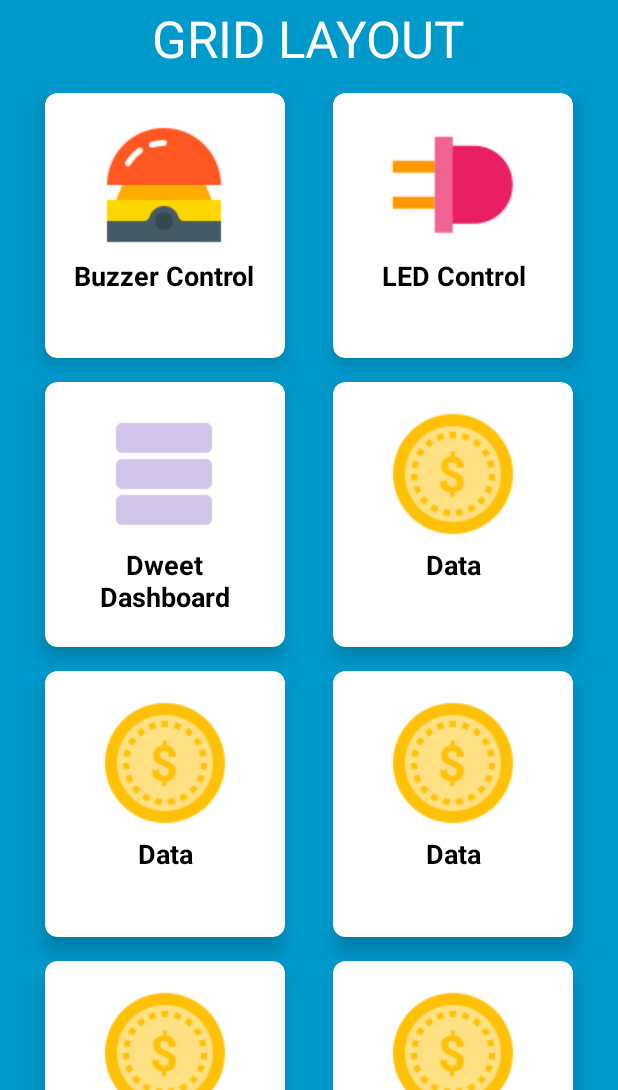
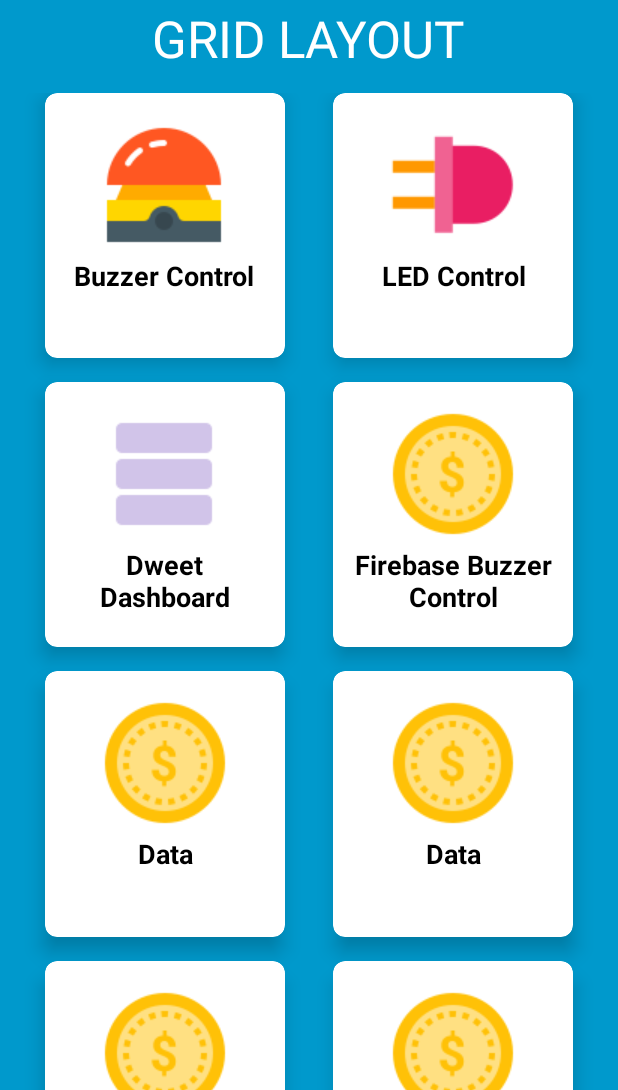
Before and after one commit to VladVasiljev/MyPiControl, an Android app: the screen it shows after launch (MainActivity), on a phone screen of 412 x 824 dp, the part 146-1236 px from its top. Run offline under Robolectric (Android 15) with nearby library versions, the phone set to English and light mode, and no system bars.

Commit message:
Added firebase and support for controlling buzzer through firebase

```diff
--- a/app/build.gradle
+++ b/app/build.gradle
@@ -1,4 +1,5 @@
 apply plugin: 'com.android.application'
+apply plugin: 'com.google.gms.google-services'
 
 android {
     compileSdkVersion 28
@@ -22,6 +23,7 @@ dependencies {
     implementation fileTree(dir: 'libs', include: ['*.jar'])
     implementation 'com.android.support:appcompat-v7:28.0.0'
     implementation 'com.android.support.constraint:constraint-layout:1.1.3'
+    implementation 'com.google.firebase:firebase-database:16.0.1'
     testImplementation 'junit:junit:4.12'
     androidTestImplementation 'com.android.support.test:runner:1.0.2'
     androidTestImplementation 'com.android.support.test.espresso:espresso-core:3.0.2'
@@ -29,4 +31,7 @@ dependencies {
     implementation 'com.android.support:appcompat-v7:28.0.0'
     implementation 'com.android.support:design:28.0.0'
     implementation 'com.android.volley:volley:1.1.0'
+    implementation 'com.google.firebase:firebase-core:16.0.1'
 }
+
+apply plugin: 'com.google.gms.google-services'
--- a/app/src/main/AndroidManifest.xml
+++ b/app/src/main/AndroidManifest.xml
@@ -11,7 +11,8 @@
         android:roundIcon="@mipmap/ic_launcher_round"
         android:supportsRtl="true"
         android:theme="@style/AppTheme">
-        <activity android:name=".dweetData"></activity>
+        <activity android:name=".FirebaseBuzzerControl"></activity>
+        <activity android:name=".dweetData" />
         <activity android:name=".LEDControl" />
         <activity android:name=".buzzerControl" />
         <activity android:name=".MainActivity">
--- a/app/src/main/java/com/example/mypicontrol/MainActivity.java
+++ b/app/src/main/java/com/example/mypicontrol/MainActivity.java
@@ -15,7 +15,8 @@ public class MainActivity extends AppCompatActivity {
 
         goToBuzzer();
         goToLEDLight();
-        gotoDweetData();
+        goToDweetData();
+        gotToFirebaseBuzzerControl();
     }
 
     private void goToBuzzer() {//Method that brings us to Computer stat screen
@@ -43,7 +44,7 @@ public class MainActivity extends AppCompatActivity {
         });
     }
 
-    private void gotoDweetData() {//Method that brings us to Computer stat screen
+    private void goToDweetData() {//Method that brings us to Computer stat screen
         CardView dweetData = findViewById(R.id.dweetData);//computerStat equals computerStatCardView
         dweetData.setOnClickListener(new View.OnClickListener() {//Creating a click listenerBuzzer
             @Override
@@ -55,4 +56,17 @@ public class MainActivity extends AppCompatActivity {
             }
         });
     }
+
+    private void gotToFirebaseBuzzerControl() {//Method that brings us to Computer stat screen
+        CardView firebasebuzzerControl = findViewById(R.id.firebaseBuzzerControl);//computerStat equals computerStatCardView
+        firebasebuzzerControl.setOnClickListener(new View.OnClickListener() {//Creating a click listenerBuzzer
+            @Override
+            public void onClick(View view) {
+                Intent intent = new Intent(MainActivity.this, FirebaseBuzzerControl.class);
+                intent.putExtra("info", "This is activity from card item index  ");
+                startActivity(intent);
+
+            }
+        });
+    }
 }
--- a/app/src/main/res/layout/activity_main.xml
+++ b/app/src/main/res/layout/activity_main.xml
@@ -184,6 +184,7 @@
 
             <!-- Column 2 -->
             <android.support.v7.widget.CardView
+                android:id="@+id/firebaseBuzzerControl"
                 android:layout_width="0dp"
                 android:layout_height="0dp"
                 android:layout_rowWeight="1"
@@ -195,7 +196,7 @@
                 app:cardElevation="8dp">
 
                 <LinearLayout
-                    android:layout_width="wrap_content"
+                    android:layout_width="132dp"
                     android:layout_height="150dp"
                     android:layout_gravity="center_horizontal|center_vertical"
                     android:layout_margin="16dp"
@@ -210,7 +211,7 @@
                     <TextView
                         android:layout_width="match_parent"
                         android:layout_height="wrap_content"
-                        android:text="Data Dashboard"
+                        android:text="Firebase Buzzer Control"
                         android:textAlignment="center"
                         android:textColor="@android:color/black"
                         android:textSize="18sp"
--- a/build.gradle
+++ b/build.gradle
@@ -8,7 +8,8 @@ buildscript {
     }
     dependencies {
         classpath 'com.android.tools.build:gradle:3.3.0'
-
+        //classpath 'com.google.gms:google-services:4.1.0'
+        classpath 'com.google.gms:google-services:4.0.1'
 
         // NOTE: Do not place your application dependencies here; they belong
         // in the individual module build.gradle files
```
Also changed, not shown: app/src/main/java/com/example/mypicontrol/FirebaseBuzzerControl.java (added, +48 -0 lines), app/src/main/res/layout/activity_firebase_buzzer_control.xml (added, +32 -0 lines), 2 other files.
